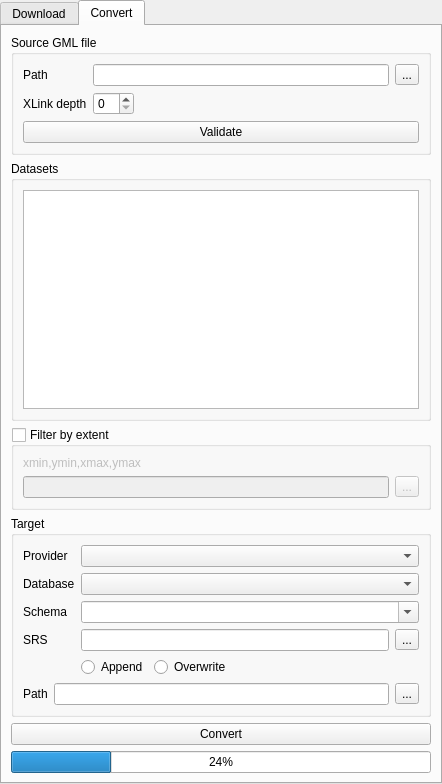
This is gml_application_schema_toolbox/ui/gmlas_dockwidget_base.ui in BRGM/gml_application_schema_toolbox as Qt 5 draws it before an edit. The edited form follows.
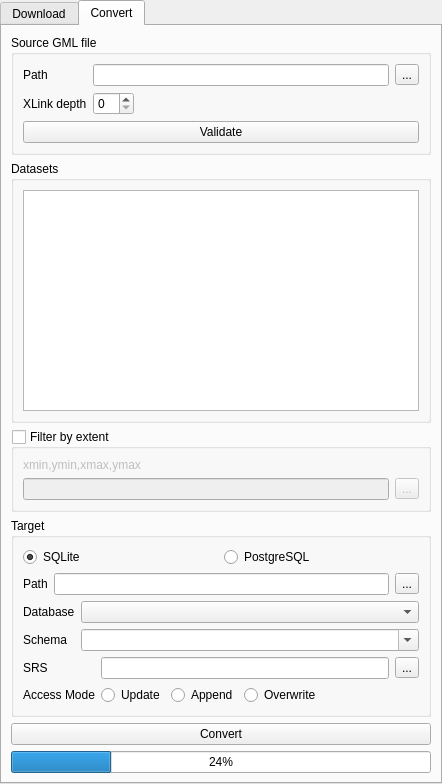
This is the edited form.

Commit message: Complete convert panel

The edit to the form file:
```diff
--- a/gml_application_schema_toolbox/ui/gmlas_dockwidget_base.ui
+++ b/gml_application_schema_toolbox/ui/gmlas_dockwidget_base.ui
@@ -391,52 +391,107 @@
           </property>
           <layout class="QVBoxLayout" name="verticalLayout_8">
            <item>
-            <layout class="QFormLayout" name="formLayout_4">
-             <property name="fieldGrowthPolicy">
-              <enum>QFormLayout::AllNonFixedFieldsGrow</enum>
+            <widget class="QWidget" name="formatWidget" native="true">
+             <layout class="QHBoxLayout" name="horizontalLayout_3">
+              <property name="margin">
+               <number>0</number>
+              </property>
+              <item>
+               <widget class="QRadioButton" name="sqliteRadioButton">
+                <property name="text">
+                 <string>SQLite</string>
+                </property>
+                <property name="checked">
+                 <bool>true</bool>
+                </property>
+               </widget>
+              </item>
+              <item>
+               <widget class="QRadioButton" name="pgsqlRadioButton">
+                <property name="text">
+                 <string>PostgreSQL</string>
+                </property>
+               </widget>
+              </item>
+             </layout>
+            </widget>
+           </item>
+           <item>
+            <widget class="QWidget" name="sqliteFormWidget" native="true">
+             <layout class="QFormLayout" name="formLayout_7">
+              <property name="margin">
+               <number>0</number>
              </property>
              <item row="0" column="0">
-              <widget class="QLabel" name="label_7">
+               <widget class="QLabel" name="label_14">
                <property name="text">
-                <string>Provider</string>
+                 <string>Path</string>
                </property>
               </widget>
              </item>
              <item row="0" column="1">
-              <widget class="QComboBox" name="comboBox_2"/>
-             </item>
-             <item row="1" column="0">
+               <layout class="QHBoxLayout" name="horizontalLayout_2">
+                <item>
+                 <widget class="QLineEdit" name="sqlitePathLineEdit"/>
+                </item>
+                <item>
+                 <widget class="QToolButton" name="sqlitePathButton">
+                  <property name="text">
+                   <string>...</string>
+                  </property>
+                 </widget>
+                </item>
+               </layout>
+              </item>
+             </layout>
+            </widget>
+           </item>
+           <item>
+            <widget class="QWidget" name="pgsqlFormWidget" native="true">
+             <layout class="QFormLayout" name="formLayout_8">
+              <property name="margin">
+               <number>0</number>
+              </property>
+              <item row="0" column="0">
               <widget class="QLabel" name="label_8">
                <property name="text">
                 <string>Database</string>
                </property>
               </widget>
              </item>
-             <item row="1" column="1">
-              <widget class="QComboBox" name="comboBox_3"/>
-             </item>
-             <item row="2" column="0">
+              <item row="0" column="1">
+               <widget class="QComboBox" name="pgsqlConnectionsBox"/>
+              </item>
+              <item row="1" column="0">
               <widget class="QLabel" name="label_9">
                <property name="text">
                 <string>Schema</string>
                </property>
               </widget>
              </item>
-             <item row="2" column="1">
-              <widget class="QComboBox" name="comboBox_4">
+              <item row="1" column="1">
+               <widget class="QComboBox" name="pgsqlSchemaBox">
                <property name="editable">
                 <bool>true</bool>
                </property>
               </widget>
              </item>
-             <item row="3" column="0">
+             </layout>
+            </widget>
+           </item>
+           <item>
+            <layout class="QFormLayout" name="formLayout_4">
+             <property name="fieldGrowthPolicy">
+              <enum>QFormLayout::AllNonFixedFieldsGrow</enum>
+             </property>
+             <item row="0" column="0">
               <widget class="QLabel" name="label_6">
                <property name="text">
                 <string>SRS</string>
                </property>
               </widget>
              </item>
-             <item row="3" column="1">
+             <item row="0" column="1">
               <layout class="QHBoxLayout" name="horizontalLayout_4">
                <item>
                 <widget class="QLineEdit" name="lineEdit_13"/>
@@ -450,10 +505,17 @@
                </item>
               </layout>
              </item>
-             <item row="4" column="1">
+             <item row="1" column="1">
               <layout class="QHBoxLayout" name="horizontalLayout_8">
                <item>
-                <widget class="QRadioButton" name="radioButton_2">
+                <widget class="QRadioButton" name="updateRadioButton">
+                 <property name="text">
+                  <string>Update</string>
+                 </property>
+                </widget>
+               </item>
+               <item>
+                <widget class="QRadioButton" name="appendRadioButton">
                  <property name="text">
                   <string>Append</string>
                  </property>
@@ -481,31 +543,13 @@
                </item>
               </layout>
              </item>
-            </layout>
-           </item>
-           <item>
-            <layout class="QFormLayout" name="formLayout_6">
-             <item row="0" column="0">
-              <widget class="QLabel" name="label_14">
+             <item row="1" column="0">
+              <widget class="QLabel" name="label_7">
                <property name="text">
-                <string>Path</string>
+                <string>Access Mode</string>
                </property>
               </widget>
              </item>
-             <item row="0" column="1">
-              <layout class="QHBoxLayout" name="horizontalLayout_2">
-               <item>
-                <widget class="QLineEdit" name="sqlitePathLineEdit"/>
-               </item>
-               <item>
-                <widget class="QToolButton" name="sqlitePathButton">
-                 <property name="text">
-                  <string>...</string>
-                 </property>
-                </widget>
-               </item>
-              </layout>
-             </item>
             </layout>
            </item>
           </layout>
```
Left out of the diff: 4 changed lines with no effect on the pictures. Lines whose indentation alone changed are shown as unchanged. The commit also changes 2 other files.
